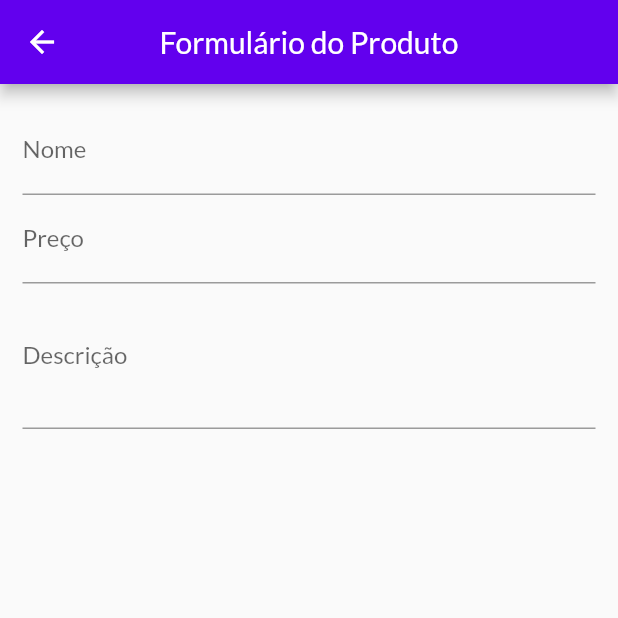
After one commit to IagoEngel/shop, a Flutter app: the ProductFormScreen screen opened by its route, on a phone screen of 412 x 824 dp, the top half of it. The commit adds this screen. Run offline on Flutter 3.47's test engine with Material 2 defaults, Android fonts, the phone set to English and light mode, and no system bars; network calls fail.

Commit message:
Seção 9: Trabalhando com Formulários (Aula 249 até 258)

```diff
--- a/lib/components/product_grid.dart
+++ b/lib/components/product_grid.dart
@@ -2,7 +2,7 @@ import 'package:flutter/material.dart';
 import 'package:provider/provider.dart';
 
 import '../models/product_list.dart';
-import 'product_item.dart';
+import 'product_grid_item.dart';
 
 class ProductGrid extends StatelessWidget {
   final bool showFavouriteOnly;
@@ -27,7 +27,7 @@ class ProductGrid extends StatelessWidget {
       itemBuilder: (context, index) => ChangeNotifierProvider.value(
         value: loadedProducts[index],
         key: ValueKey(loadedProducts[index].id),
-        child: const ProductItem(),
+        child: const ProductGridItem(),
       ),
     );
   }
--- a/lib/main.dart
+++ b/lib/main.dart
@@ -8,8 +8,10 @@ import 'models/product_list.dart';
 // import 'screens/counter_page.dart';
 import 'screens/cart_screen.dart';
 import 'screens/product_detail_screen.dart';
+import 'screens/product_form_screen.dart';
 import 'screens/products_overview_screen.dart';
 import 'screens/orders_screen.dart';
+import 'screens/products_screen.dart';
 import 'utils/app_routes.dart';
 
 void main() {
@@ -50,6 +52,8 @@ class MyApp extends StatelessWidget {
           // AppRoutes.productDetail: (context) => const CounterPage(),
           AppRoutes.cart: (_) => const CartScreen(),
           AppRoutes.orders: (_) => const OrdersScreen(),
+          AppRoutes.products: (_) => const ProductsScreen(),
+          AppRoutes.productForm: (_) => const ProductFormScreen(),
         },
       ),
     );
--- a/lib/models/product_list.dart
+++ b/lib/models/product_list.dart
@@ -9,6 +9,8 @@ class ProductList with ChangeNotifier {
   List<Product> get items => [..._items];
   List<Product> get favouritesItems =>
       _items.where((prod) => prod.isFavourite).toList();
+
+  int get itemsCount => _items.length;
 
   void addProduct(Product product) {
     _items.add(product);
--- /dev/null
+++ b/lib/screens/product_form_screen.dart
@@ -0,0 +1,58 @@
+import 'package:flutter/material.dart';
+
+class ProductFormScreen extends StatefulWidget {
+  const ProductFormScreen({super.key});
+
+  @override
+  State<ProductFormScreen> createState() => _ProductFormScreenState();
+}
+
+class _ProductFormScreenState extends State<ProductFormScreen> {
+  final _precoFocus = FocusNode();
+  final _descriptionFocus = FocusNode();
+
+  @override
+  void dispose() {
+    super.dispose();
+    _precoFocus.dispose();
+    _descriptionFocus.dispose();
+  }
+
+  @override
+  Widget build(BuildContext context) {
+    return Scaffold(
+      appBar: AppBar(
+        centerTitle: true,
+        title: const Text('Formulário do Produto'),
+      ),
+      body: Padding(
+        padding: const EdgeInsets.all(15),
+        child: ListView(
+          children: [
+            TextFormField(
+              decoration: const InputDecoration(labelText: 'Nome'),
+              textInputAction: TextInputAction.next,
+              onFieldSubmitted: (_) =>
+                  FocusScope.of(context).requestFocus(_precoFocus),
+            ),
+            TextFormField(
+              decoration: const InputDecoration(labelText: 'Preço'),
+              focusNode: _precoFocus,
+              textInputAction: TextInputAction.next,
+              keyboardType:
+                  const TextInputType.numberWithOptions(decimal: true),
+              onFieldSubmitted: (_) =>
+                  FocusScope.of(context).requestFocus(_descriptionFocus),
+            ),
+            TextFormField(
+              decoration: const InputDecoration(labelText: 'Descrição'),
+              focusNode: _descriptionFocus,
+              keyboardType: TextInputType.multiline,
+              maxLines: 3,
+            ),
+          ],
+        ),
+      ),
+    );
+  }
+}
--- a/lib/utils/app_routes.dart
+++ b/lib/utils/app_routes.dart
@@ -3,4 +3,6 @@ class AppRoutes {
   static const String productDetail = '/product-detail';
   static const String cart = '/cart';
   static const String orders = '/orders';
+  static const String products = '/products';
+  static const String productForm = '/product_form';
 }
```
Also changed, not shown: lib/components/app_drawer.dart (+7 -0 lines), lib/components/cart_item.dart (+19 -1 lines), lib/components/product_grid_item.dart (added, +64 -0 lines), lib/components/product_item.dart (+21 -41 lines), lib/models/cart.dart (+24 -1 lines), lib/screens/products_screen.dart (added, +36 -0 lines).
